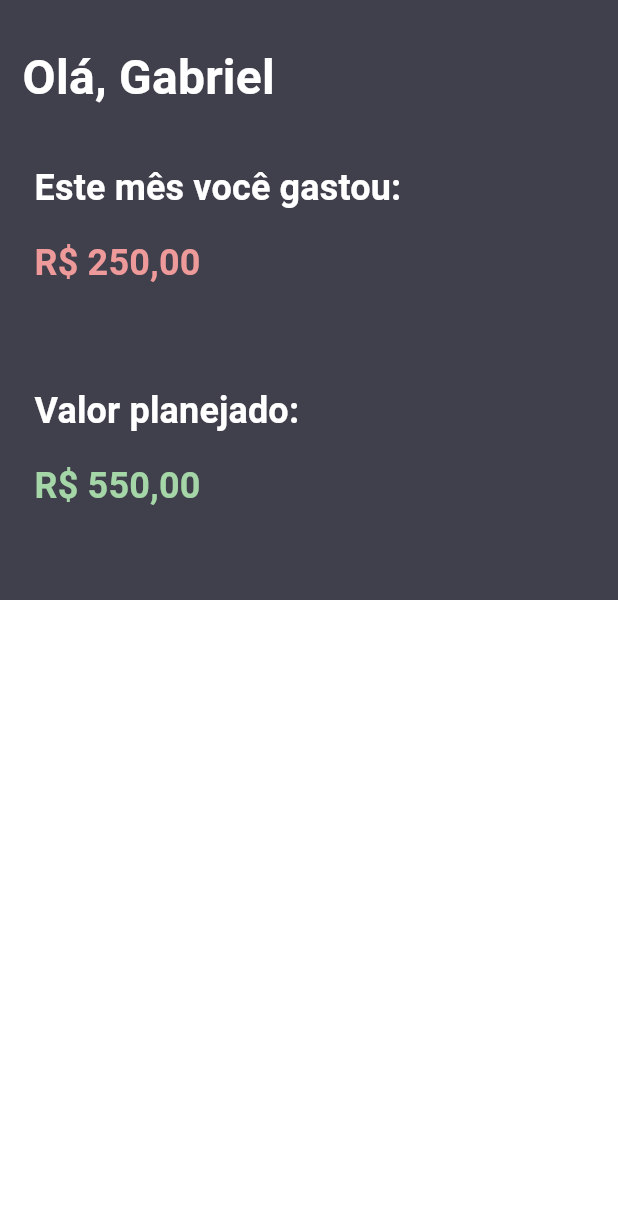
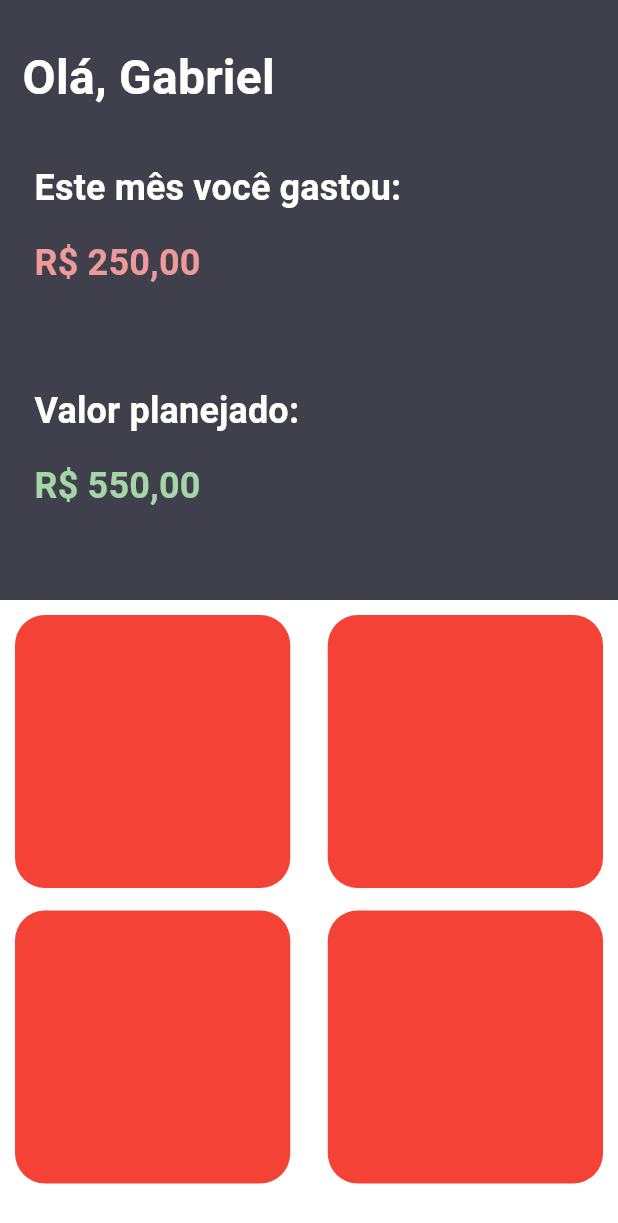
Before and after one commit to gabrielschorsch/balance, a Flutter app: the StartingPage screen opened directly, on a phone screen of 412 x 824 dp. Shown: the top 1223 px of the screen. Run offline on Flutter 3.47's test engine with Material 2 defaults, Android fonts, the phone set to English and light mode, and no system bars; our stand-ins replace fl_chart, google_fonts; Roboto replaces fonts that are missing (Kanit).

Commit message:
added to main page

```diff
--- a/lib/pages/starting_page.dart
+++ b/lib/pages/starting_page.dart
@@ -53,13 +53,43 @@ class _StartingPageState extends State<StartingPage> {
         leadingWidth: MediaQuery.of(context).size.width * .8,
       ),
       body: Padding(
-        padding: const EdgeInsets.symmetric(horizontal: 10),
-        child: Column(
-          crossAxisAlignment: CrossAxisAlignment.start,
-          children: [
-            ...containers,
-          ],
-        ),
+        padding: const EdgeInsets.all(10),
+        child: LayoutBuilder(builder: (context, constraint) {
+          return GridView(
+            gridDelegate: SliverGridDelegateWithFixedCrossAxisCount(
+              crossAxisCount: 2,
+              mainAxisExtent: constraint.maxHeight / 2 - 20,
+              crossAxisSpacing: 25,
+              mainAxisSpacing: 15,
+            ),
+            children: [
+              Container(
+                decoration: BoxDecoration(
+                  color: Colors.red,
+                  borderRadius: BorderRadius.circular(20),
+                ),
+              ),
+              Container(
+                decoration: BoxDecoration(
+                  color: Colors.red,
+                  borderRadius: BorderRadius.circular(20),
+                ),
+              ),
+              Container(
+                decoration: BoxDecoration(
+                  color: Colors.red,
+                  borderRadius: BorderRadius.circular(20),
+                ),
+              ),
+              Container(
+                decoration: BoxDecoration(
+                  color: Colors.red,
+                  borderRadius: BorderRadius.circular(20),
+                ),
+              ),
+            ],
+          );
+        }),
       ),
     );
   }
```
Also changed, not shown: lib/domains/category.dart (+16 -18 lines).
